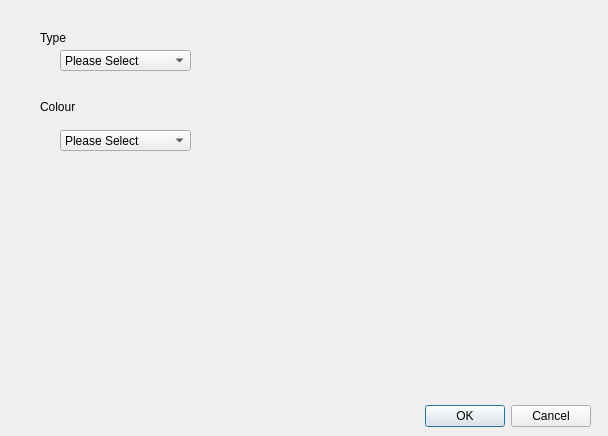
First picture: the form in guitest/addanimal.ui, repository cameronhawtin/Animal-Farm-cuACS, before the edit.
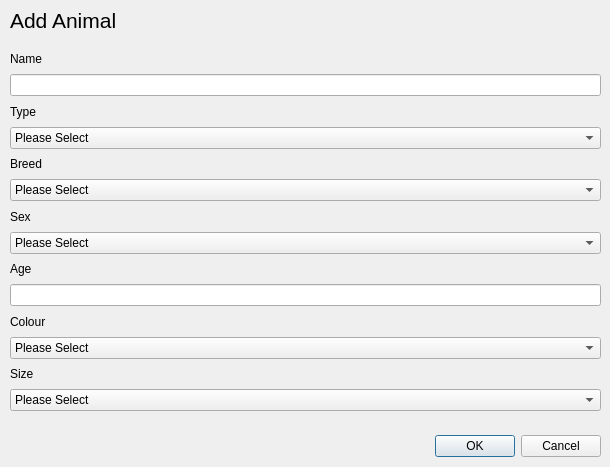
Second picture: the form after the edit.

Commit message: Changed Add Animal screen

Patch:
```diff
--- a/guitest/addanimal.ui
+++ b/guitest/addanimal.ui
@@ -6,8 +6,8 @@
    <rect>
     <x>0</x>
     <y>0</y>
-    <width>608</width>
-    <height>436</height>
+    <width>610</width>
+    <height>467</height>
    </rect>
   </property>
   <property name="windowTitle">
@@ -16,8 +16,8 @@
   <widget class="QDialogButtonBox" name="buttonBox">
    <property name="geometry">
     <rect>
-     <x>250</x>
-     <y>400</y>
+     <x>260</x>
+     <y>430</y>
      <width>341</width>
      <height>32</height>
     </rect>
@@ -29,91 +29,170 @@
     <set>QDialogButtonBox::Cancel|QDialogButtonBox::Ok</set>
    </property>
   </widget>
-  <widget class="QComboBox" name="typeComboBox">
+  <widget class="QLabel" name="addAnimalLabel">
    <property name="geometry">
     <rect>
-     <x>60</x>
+     <x>10</x>
+     <y>10</y>
+     <width>181</width>
+     <height>21</height>
+    </rect>
+   </property>
+   <property name="font">
+    <font>
+     <pointsize>16</pointsize>
+    </font>
+   </property>
+   <property name="text">
+    <string>Add Animal</string>
+   </property>
+  </widget>
+  <widget class="QWidget" name="">
+   <property name="geometry">
+    <rect>
+     <x>10</x>
      <y>50</y>
-     <width>131</width>
-     <height>21</height>
+     <width>591</width>
+     <height>361</height>
     </rect>
    </property>
+   <layout class="QVBoxLayout" name="verticalLayout_2">
    <item>
+     <widget class="QLabel" name="nameLabel">
     <property name="text">
-     <string>Please Select</string>
-    </property>
-   </item>
-   <item>
-    <property name="text">
-     <string>Cat</string>
-    </property>
-   </item>
-   <item>
-    <property name="text">
-     <string>Dog</string>
-    </property>
-   </item>
-   <item>
-    <property name="text">
-     <string>Giraffe</string>
-    </property>
-   </item>
-  </widget>
+       <string>Name</string>
+      </property>
+     </widget>
+    </item>
+    <item>
+     <widget class="QLineEdit" name="nameLineEdit"/>
+    </item>
+    <item>
   <widget class="QLabel" name="typeLabel">
-   <property name="geometry">
-    <rect>
-     <x>40</x>
-     <y>30</y>
-     <width>51</width>
-     <height>16</height>
-    </rect>
-   </property>
    <property name="text">
     <string>Type</string>
    </property>
   </widget>
-  <widget class="QLabel" name="colourLabel">
-   <property name="geometry">
-    <rect>
-     <x>40</x>
-     <y>100</y>
-     <width>47</width>
-     <height>13</height>
-    </rect>
-   </property>
+    </item>
+    <item>
+     <widget class="QComboBox" name="typeComboBox">
+      <item>
+       <property name="text">
+        <string>Please Select</string>
+       </property>
+      </item>
+      <item>
+       <property name="text">
+        <string>Cat</string>
+       </property>
+      </item>
+      <item>
+       <property name="text">
+        <string>Dog</string>
+       </property>
+      </item>
+      <item>
+       <property name="text">
+        <string>Hamster</string>
+       </property>
+      </item>
+      <item>
+       <property name="text">
+        <string>Fish</string>
+       </property>
+      </item>
+      <item>
+       <property name="text">
+        <string>Snake</string>
+       </property>
+      </item>
+     </widget>
+    </item>
+    <item>
+     <widget class="QLabel" name="labelBreed">
+      <property name="text">
+       <string>Breed</string>
+      </property>
+     </widget>
+    </item>
+    <item>
+     <widget class="QComboBox" name="breedComboBox">
+      <item>
+       <property name="text">
+        <string>Please Select</string>
+       </property>
+      </item>
+     </widget>
+    </item>
+    <item>
+     <widget class="QLabel" name="sexLabel">
+      <property name="text">
+       <string>Sex</string>
+      </property>
+     </widget>
+    </item>
+    <item>
+     <widget class="QComboBox" name="sexComboBox">
+      <item>
+       <property name="text">
+        <string>Please Select</string>
+       </property>
+      </item>
+      <item>
+       <property name="text">
+        <string>Male</string>
+       </property>
+      </item>
+      <item>
+       <property name="text">
+        <string>Female</string>
+       </property>
+      </item>
+     </widget>
+    </item>
+    <item>
+     <widget class="QLabel" name="ageLabel">
+      <property name="text">
+       <string>Age</string>
+      </property>
+     </widget>
+    </item>
+    <item>
+     <widget class="QLineEdit" name="ageLineEdit"/>
+    </item>
+    <item>
+     <widget class="QLabel" name="labelColour">
    <property name="text">
     <string>Colour</string>
    </property>
   </widget>
+    </item>
+    <item>
   <widget class="QComboBox" name="colourComboBox">
-   <property name="geometry">
-    <rect>
-     <x>60</x>
-     <y>130</y>
-     <width>131</width>
-     <height>21</height>
-    </rect>
-   </property>
    <item>
     <property name="text">
      <string>Please Select</string>
     </property>
    </item>
-   <item>
-    <property name="text">
-     <string>Red</string>
-    </property>
+     </widget>
    </item>
    <item>
+     <widget class="QLabel" name="sizeLabel">
     <property name="text">
-     <string>Green</string>
-    </property>
+       <string>Size</string>
+      </property>
+     </widget>
    </item>
    <item>
+     <widget class="QComboBox" name="sizeComboBox">
+      <item>
     <property name="text">
-     <string>Blue</string>
-    </property>
-   </item>
+        <string>Please Select</string>
+       </property>
+      </item>
+     </widget>
+    </item>
+   </layout>
   </widget>
  </widget>
  <resources/>
```
Lines whose indentation alone changed are shown as unchanged. The commit also changes 2 other files.
